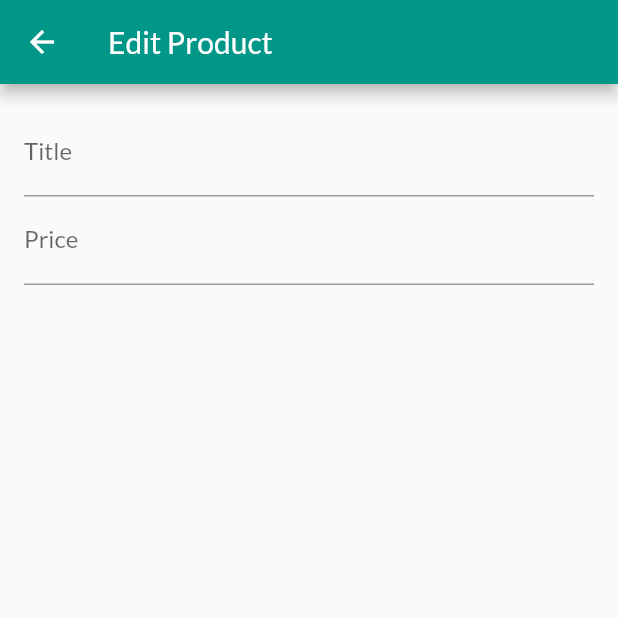
After one commit to MBanawa/basic_ecommerce, a Flutter app: the EditProductScreen screen opened by its route, on a phone screen of 412 x 824 dp, the top half of it. The commit adds this screen. Run offline on Flutter 3.47's test engine with Material 2 defaults, Android fonts, the phone set to English and light mode, and no system bars; network calls fail.

Commit message:
added edit product screen

```diff
--- a/lib/main.dart
+++ b/lib/main.dart
@@ -1,6 +1,7 @@
 import 'package:basic_ecommerce_app/providers/cart.dart';
 import 'package:basic_ecommerce_app/providers/order.dart';
 import 'package:basic_ecommerce_app/screens/cart_screen.dart';
+import 'package:basic_ecommerce_app/screens/edit_product_screen.dart';
 import 'package:basic_ecommerce_app/screens/order_screen.dart';
 import 'package:basic_ecommerce_app/screens/user_products_screen.dart';
 import 'package:flutter/material.dart';
@@ -34,6 +35,7 @@ class MyApp extends StatelessWidget {
           CartScreen.routeName: (ctx) => CartScreen(),
           OrderScreen.routeName: (ctx) => OrderScreen(),
           UserProductsScreen.routeName: (ctx) => UserProductsScreen(),
+          EditProductScreen.routeName: (ctx) => EditProductScreen(),
         },
       ),
     );
--- /dev/null
+++ b/lib/screens/edit_product_screen.dart
@@ -0,0 +1,41 @@
+import 'package:flutter/material.dart';
+
+class EditProductScreen extends StatefulWidget {
+  static const routeName = '/edit-product';
+  @override
+  _EditProductScreenState createState() => _EditProductScreenState();
+}
+
+class _EditProductScreenState extends State<EditProductScreen> {
+  final _priceFocusNode = FocusNode();
+  @override
+  Widget build(BuildContext context) {
+    return Scaffold(
+      appBar: AppBar(
+        title: Text('Edit Product'),
+      ),
+      body: Padding(
+        padding: const EdgeInsets.all(16.0),
+        child: Form(
+          child: ListView(
+            children: <Widget>[
+              TextFormField(
+                decoration: InputDecoration(labelText: 'Title'),
+                textInputAction: TextInputAction.next,
+                onFieldSubmitted: (_) {
+                  FocusScope.of(context).requestFocus(_priceFocusNode);
+                },
+              ),
+              TextFormField(
+                decoration: InputDecoration(labelText: 'Price'),
+                textInputAction: TextInputAction.next,
+                keyboardType: TextInputType.number,
+                focusNode: _priceFocusNode,
+              ),
+            ],
+          ),
+        ),
+      ),
+    );
+  }
+}
--- a/lib/screens/user_products_screen.dart
+++ b/lib/screens/user_products_screen.dart
@@ -1,4 +1,5 @@
 import 'package:basic_ecommerce_app/providers/product_provider.dart';
+import 'package:basic_ecommerce_app/screens/edit_product_screen.dart';
 import 'package:basic_ecommerce_app/widgets/app_drawer.dart';
 import 'package:basic_ecommerce_app/widgets/user_product_item.dart';
 import 'package:flutter/material.dart';
@@ -16,7 +17,9 @@ class UserProductsScreen extends StatelessWidget {
         actions: <Widget>[
           IconButton(
             icon: Icon(Icons.add),
-            onPressed: () {},
+            onPressed: () {
+              Navigator.of(context).pushNamed(EditProductScreen.routeName);
+            },
           ),
         ],
       ),
```
